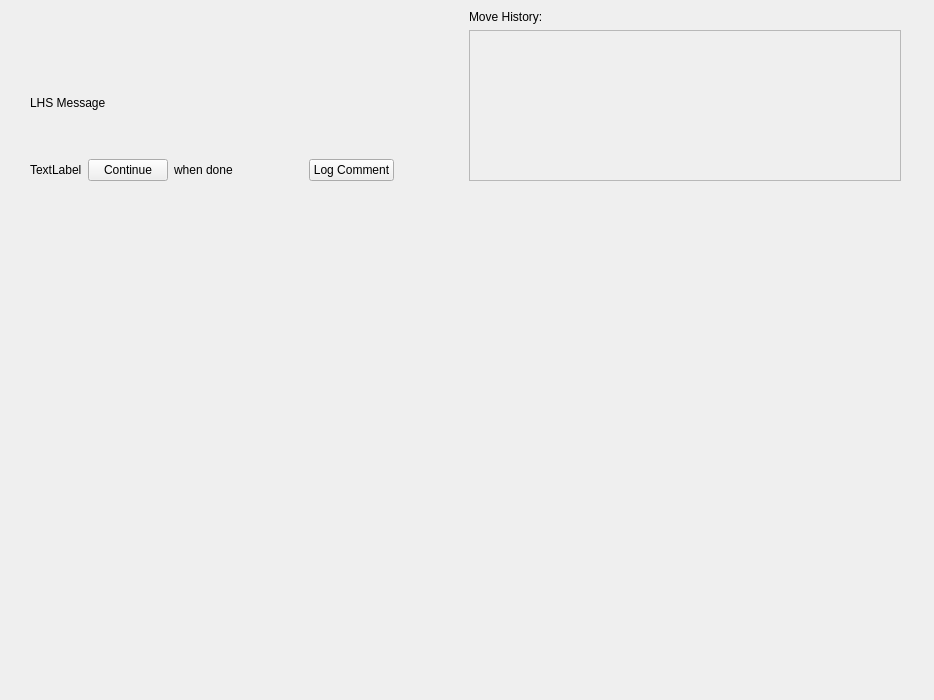
Before: the Qt Designer form form.ui in ShadyBarrios/CS179_P3, drawn with Qt 5.
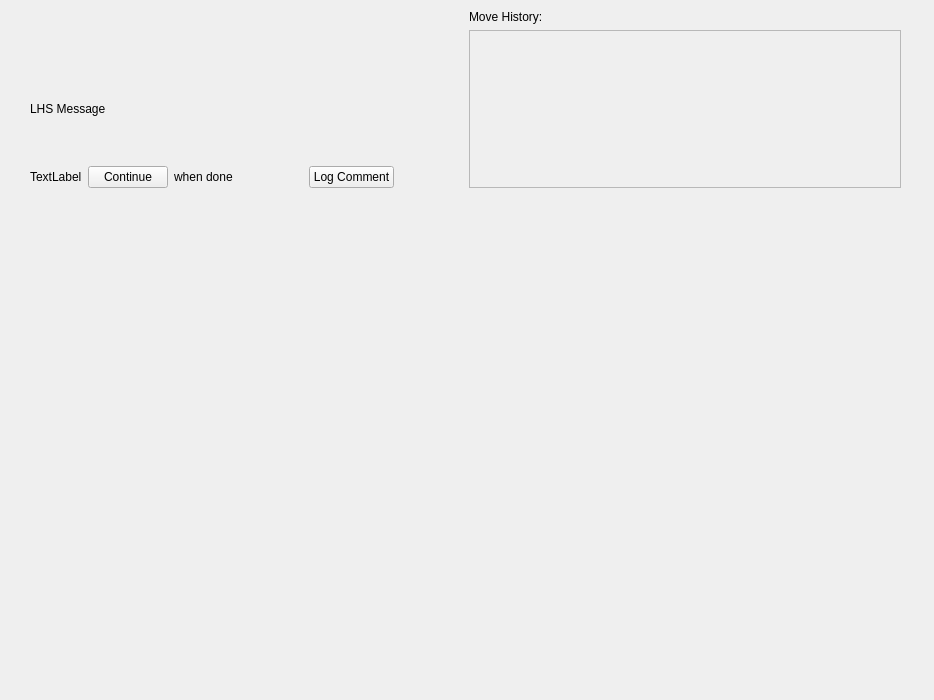
After: the same form once the commit is applied. The open tabs and pages were chosen to show the change.

Patch:
```diff
--- a/form.ui
+++ b/form.ui
@@ -63,7 +63,7 @@
      </size>
     </property>
     <property name="currentIndex">
-     <number>0</number>
+     <number>2</number>
     </property>
     <widget class="QWidget" name="ShipGridPage">
      <widget class="QWidget" name="verticalLayoutWidget">
@@ -130,7 +130,7 @@
         <x>30</x>
         <y>10</y>
         <width>871</width>
-        <height>171</height>
+        <height>178</height>
        </rect>
       </property>
       <layout class="QHBoxLayout" name="MessageLayouts">
@@ -268,13 +268,31 @@
           <layout class="QVBoxLayout" name="verticalLayout_5">
            <item>
             <widget class="QLabel" name="MoveHistoryLabel">
+             <property name="sizePolicy">
+              <sizepolicy hsizetype="Expanding" vsizetype="Preferred">
+               <horstretch>0</horstretch>
+               <verstretch>0</verstretch>
+              </sizepolicy>
+             </property>
              <property name="text">
               <string>Move History:</string>
              </property>
             </widget>
            </item>
            <item>
-            <widget class="QScrollArea" name="scrollArea">
+            <widget class="QScrollArea" name="PreviousMovesScrollArea">
+             <property name="sizePolicy">
+              <sizepolicy hsizetype="Preferred" vsizetype="MinimumExpanding">
+               <horstretch>0</horstretch>
+               <verstretch>0</verstretch>
+              </sizepolicy>
+             </property>
+             <property name="minimumSize">
+              <size>
+               <width>0</width>
+               <height>125</height>
+              </size>
+             </property>
              <property name="widgetResizable">
               <bool>true</bool>
              </property>
@@ -284,40 +302,27 @@
                 <x>0</x>
                 <y>0</y>
                 <width>425</width>
-                <height>141</height>
+                <height>148</height>
                </rect>
               </property>
-              <widget class="QWidget" name="horizontalLayoutWidget_5">
+              <widget class="QLabel" name="PreviousMovesLabel">
                <property name="geometry">
                 <rect>
-                 <x>9</x>
-                 <y>9</y>
-                 <width>561</width>
-                 <height>121</height>
+                 <x>10</x>
+                 <y>10</y>
+                 <width>411</width>
+                 <height>131</height>
                 </rect>
                </property>
-               <layout class="QHBoxLayout" name="horizontalLayout_2">
-                <item>
-                 <widget class="QLabel" name="PreviousMovesLabel">
-                  <property name="text">
-                   <string/>
-                  </property>
-                 </widget>
-                </item>
-                <item>
-                 <spacer name="horizontalSpacer_7">
-                  <property name="orientation">
-                   <enum>Qt::Orientation::Horizontal</enum>
-                  </property>
-                  <property name="sizeHint" stdset="0">
-                   <size>
-                    <width>40</width>
-                    <height>20</height>
-                   </size>
-                  </property>
-                 </spacer>
-                </item>
-               </layout>
+               <property name="sizePolicy">
+                <sizepolicy hsizetype="Preferred" vsizetype="MinimumExpanding">
+                 <horstretch>0</horstretch>
+                 <verstretch>0</verstretch>
+                </sizepolicy>
+               </property>
+               <property name="text">
+                <string/>
+               </property>
               </widget>
              </widget>
             </widget>
@@ -449,9 +454,9 @@
       <property name="geometry">
        <rect>
         <x>10</x>
-        <y>79</y>
+        <y>29</y>
         <width>911</width>
-        <height>91</height>
+        <height>141</height>
        </rect>
       </property>
       <layout class="QVBoxLayout" name="verticalLayout_3">
```
